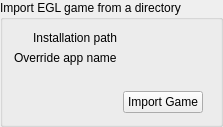
The window that rare/ui/components/tabs/games/import_sync/import_group.ui (RareDevs/Rare) describes before a commit, drawn with Qt 5.
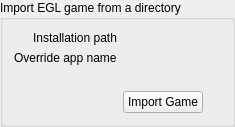
The same window after the commit.

```diff
--- a/rare/ui/components/tabs/games/import_sync/import_group.ui
+++ b/rare/ui/components/tabs/games/import_sync/import_group.ui
@@ -6,7 +6,7 @@
    <rect>
     <x>0</x>
     <y>0</y>
-    <width>223</width>
+    <width>235</width>
     <height>127</height>
    </rect>
   </property>
```
Left out of the diff: 2 changed lines with no effect on the pictures.
